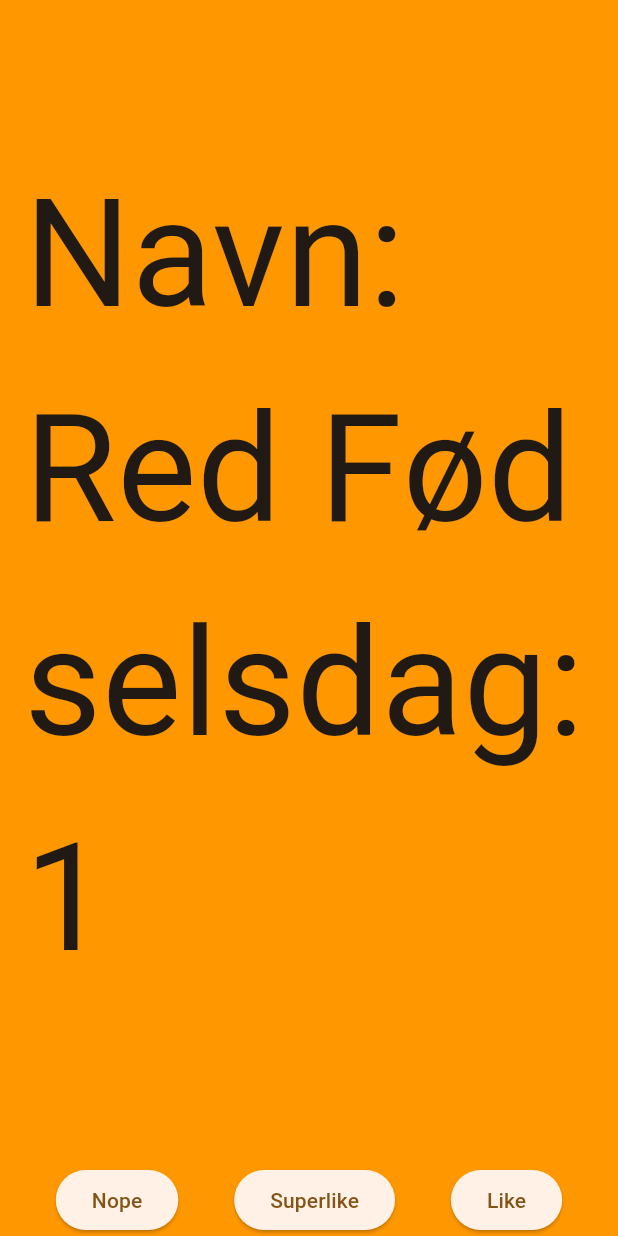
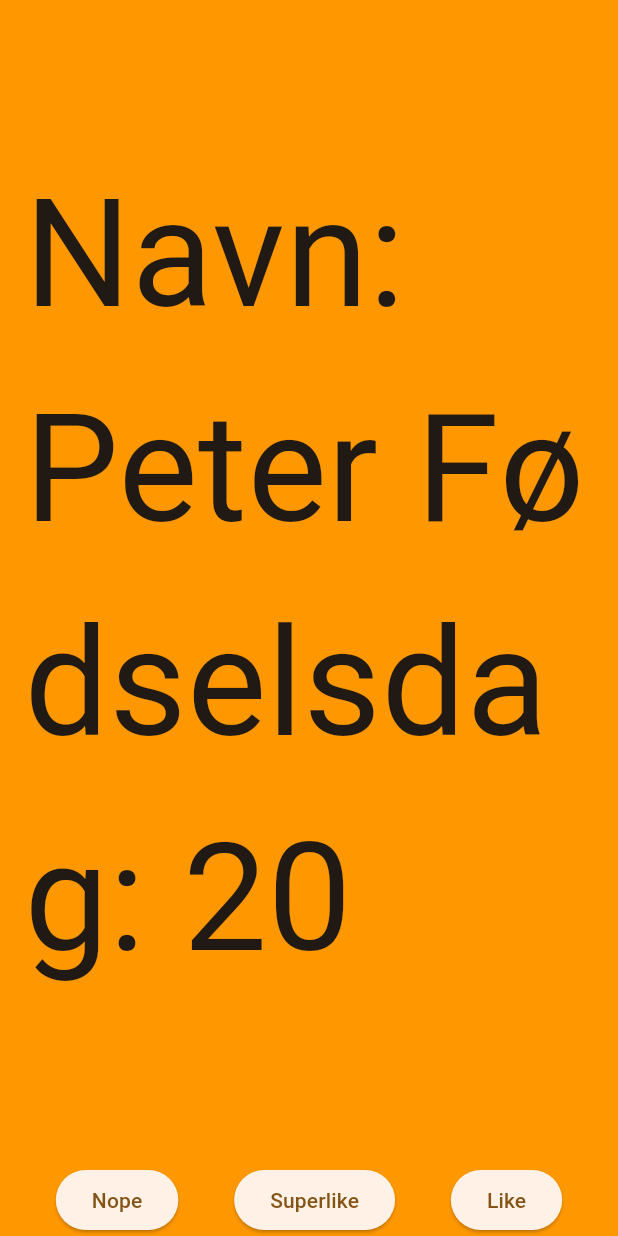
Before and after one commit to Danielsteffen99/CodeAmor, a Flutter app: the Swipe screen opened directly, on a phone screen of 412 x 824 dp. Run offline on Flutter 3.47's test engine with Material 3 defaults, Android fonts, the phone set to English and light mode, and no system bars; drawn by our look-alikes of swipe_cards; our stand-ins replace cloud_firestore, firebase_auth, firebase_core, firebase_storage, image_picker; accounts and stored records are empty.

Commit message:
Added dummy data generator in swipeService

```diff
--- /dev/null
+++ b/lib/application/services/swipe_service.dart
@@ -0,0 +1,33 @@
+import 'dart:math';
+
+import '../../models/swipe_card.dart';
+class SwipeService {
+  var names = [
+    "Ida",
+    "Julie",
+    "Peter",
+    "Camilla",
+    "Daniel",
+    "Rene",
+    "Lars",
+    "Josefine"
+  ];
+
+  var images = [
+    "https://scontent-cph2-1.cdninstagram.com/v/t51.2885-15/420504497_368961109191433_8385871411596550707_n.jpg?stp=dst-jpg_e35&efg=eyJ2ZW5jb2RlX3RhZyI6ImltYWdlX3VybGdlbi4xNDQweDE3OTQuc2RyIn0&_nc_ht=scontent-cph2-1.cdninstagram.com&_nc_cat=101&_nc_ohc=GUPCYUx7hrwAX_dH60p&edm=ACWDqb8BAAAA&ccb=7-5&ig_cache_key=MzI4NTIzMDAxNTk3NjExMTQzOQ%3D%3D.2-ccb7-5&oh=00_AfCI86b7_Sqo0iACOH2Zsu3JG1TPBwzUUU-FMAJOqS8lKQ&oe=65D074A3&_nc_sid=ee9879",
+    "https://scontent-cph2-1.cdninstagram.com/v/t51.2885-15/364336263_1300075433967564_669161925182972415_n.jpg?stp=dst-jpg_e35&efg=eyJ2ZW5jb2RlX3RhZyI6ImltYWdlX3VybGdlbi4xNDQweDE4MDAuc2RyIn0&_nc_ht=scontent-cph2-1.cdninstagram.com&_nc_cat=100&_nc_ohc=zAggXAqvhGUAX_XoPdq&edm=ACWDqb8BAAAA&ccb=7-5&ig_cache_key=MzE2MDUyMDE0Mjc2ODg4NzI5Mw%3D%3D.2-ccb7-5&oh=00_AfDD1F3UQc7v6oVEbEomrW7u0EBjZ7ZiDePggOndWhazfA&oe=65CEBA4B&_nc_sid=ee9879",
+  ];
+
+  var descs = [
+    "Du skal vist til venstre her",
+    "Jeg kan verdens med din mor joke, swipe ja for at høre den"
+  ];
+
+  SwipeCard getDummySwipeCard() {
+    var nameIndex = Random().nextInt(names.length - 1);
+    var age = Random().nextInt(40);
+    var imageIndex = Random().nextInt(1);
+    var descIndex = Random().nextInt(1);
+    return SwipeCard(name: names[nameIndex], age: age, imageUrl: images[imageIndex], description: descs[descIndex], uid: "du skal ikke bruge det her endnu");
+  }
+}
--- a/lib/models/swipeCard.dart
+++ /dev/null
@@ -1,6 +0,0 @@
-class SwipeCard {
-  final String name;
-  final int age;
-
-  SwipeCard({required this.name, required this.age});
-}
--- /dev/null
+++ b/lib/models/swipe_card.dart
@@ -0,0 +1,15 @@
+class SwipeCard {
+  final String name;
+  final int age;
+  final String imageUrl;
+  final String description;
+  final String uid;
+
+  SwipeCard({
+    required this.name,
+    required this.age,
+    required this.imageUrl,
+    required this.description,
+    required this.uid
+  });
+}
--- a/lib/views/components/SwipeCardComponent.dart
+++ b/lib/views/components/swipe_card_component.dart
@@ -1,6 +1,6 @@
 import 'package:flutter/material.dart';
 
-import '../../models/swipeCard.dart';
+import '../../models/swipe_card.dart';
 
 class SwipeCardComponent extends StatelessWidget {
   final SwipeCard swipeCard;
--- a/lib/views/swipe.dart
+++ b/lib/views/swipe.dart
@@ -1,9 +1,10 @@
-import 'package:codeamor/views/components/SwipeCardComponent.dart';
+import 'package:codeamor/views/components/swipe_card_component.dart';
 import 'package:flutter/material.dart';
 import 'package:swipe_cards/draggable_card.dart';
 import 'package:swipe_cards/swipe_cards.dart';
 
-import '../models/swipeCard.dart';
+import '../application/services/swipe_service.dart';
+import '../models/swipe_card.dart';
 
 
 class Swipe extends StatefulWidget {
@@ -14,45 +15,19 @@ class Swipe extends StatefulWidget {
 }
 
 class _SwipeState extends State<Swipe> {
+  late SwipeService swipeService;
   List<SwipeItem> _swipeItems = <SwipeItem>[];
   MatchEngine? _matchEngine;
-  // TODO Refactor this to load cards from the get potential profiles from the profile service
-  final List<String> _names = [
-    "Red",
-    "Blue",
-    "Green",
-    "Yellow",
-    "Orange",
-    "Grey",
-    "Purple",
-    "Pink"
-  ];
-  final List<int> _ages = [
-    1,2,3,4,5,6,7,8
-  ];
 
   @override
   void initState() {
+    swipeService = SwipeService();
     // TODO Refactor this to load cards from the get potential profiles from the profile service
-    for (int i = 0; i < _names.length; i++) {
-      _swipeItems.add(SwipeItem(
-          content: SwipeCard(name: _names[i], age: _ages[i]),
-          likeAction: () {
-            // TODO Call swipe service for like action
-          },
-          nopeAction: () {
-            // TODO Call swipe service for nope action
-          },
-          superlikeAction: () {
-            // TODO Call swipe service for super like action
-          },
-          onSlideUpdate: (SlideRegion? region) async {
-            // TODO Seems unnecessary for now, keep just for convenience else delete later
-            // TODO Maybe we can check here how far we are in the stack and fetch more profiles???
-          }));
+    for (int i = 0; i < 50; i++) {
+      var swipeCard = swipeService.getDummySwipeCard();
+      _swipeItems.add(SwipeItem(content: swipeCard));
     }
 
-    // TODO Maybe pass a provider with swipeitems, that can load more
     _matchEngine = MatchEngine(swipeItems: _swipeItems);
     super.initState();
   }
@@ -84,6 +59,14 @@ class _SwipeState extends State<Swipe> {
             itemChanged: (SwipeItem item, int index) {
               // Runs each time you like, nope or superlikes
               print("item: ${item.content.name}, index: $index");
+              print(item.content.imageUrl);
+              // TODO Load more data
+              if (_swipeItems.length - index == 10) {
+                for (int i = 0; i < 50; i++) {
+                  var swipeCard = swipeService.getDummySwipeCard();
+                  _swipeItems.add(SwipeItem(content: swipeCard));
+                }
+              }
             },
             leftSwipeAllowed: true,
             rightSwipeAllowed: true,
```
